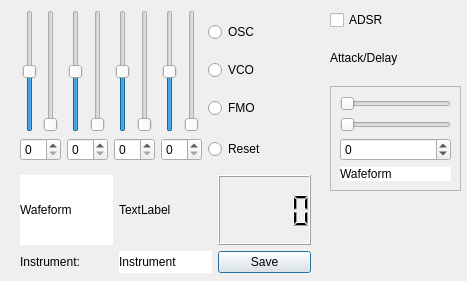
First picture: the form in OceanGUI/spectrum_dialog_class.ui, repository uglasmeyer/ocean, before the edit.
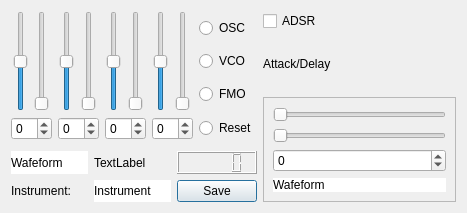
Second picture: the form after the edit.

Commit message: version 3.8.7 ADSR Waveform redesign

Diff of the .ui file:
```diff
--- a/OceanGUI/spectrum_dialog_class.ui
+++ b/OceanGUI/spectrum_dialog_class.ui
@@ -7,7 +7,7 @@
     <x>0</x>
     <y>0</y>
     <width>467</width>
-    <height>281</height>
+    <height>213</height>
    </rect>
   </property>
   <property name="palette">
@@ -455,21 +455,22 @@
   <property name="windowTitle">
    <string>Spectrum</string>
   </property>
-  <widget class="QWidget" name="gridLayoutWidget">
-   <property name="geometry">
-    <rect>
-     <x>20</x>
-     <y>10</y>
-     <width>293</width>
-     <height>151</height>
-    </rect>
-   </property>
+  <layout class="QGridLayout" name="gridLayout_4">
+   <item row="0" column="0">
    <layout class="QGridLayout" name="gridLayout">
     <item row="1" column="1">
-     <widget class="QSpinBox" name="sb_spwf2"/>
+      <widget class="QSpinBox" name="sb_spwf2">
+       <property name="wrapping">
+        <bool>true</bool>
+       </property>
+      </widget>
     </item>
     <item row="1" column="5">
-     <widget class="QSpinBox" name="sb_spwf4"/>
+      <widget class="QSpinBox" name="sb_spwf4">
+       <property name="wrapping">
+        <bool>true</bool>
+       </property>
+      </widget>
     </item>
     <item row="0" column="6">
      <layout class="QGridLayout" name="gridLayout_3">
@@ -616,22 +617,532 @@
      </layout>
     </item>
     <item row="1" column="0">
-     <widget class="QSpinBox" name="sb_spwf1"/>
+      <widget class="QSpinBox" name="sb_spwf1">
+       <property name="wrapping">
+        <bool>true</bool>
+       </property>
+      </widget>
     </item>
     <item row="1" column="4">
-     <widget class="QSpinBox" name="sb_spwf3"/>
-    </item>
-   </layout>
-  </widget>
-  <widget class="QWidget" name="gridLayoutWidget_2">
-   <property name="geometry">
-    <rect>
-     <x>20</x>
-     <y>170</y>
-     <width>291</width>
-     <height>103</height>
-    </rect>
-   </property>
+      <widget class="QSpinBox" name="sb_spwf3">
+       <property name="wrapping">
+        <bool>true</bool>
+       </property>
+      </widget>
+     </item>
+    </layout>
+   </item>
+   <item row="0" column="1" rowspan="2">
+    <layout class="QVBoxLayout" name="verticalLayout_2">
+     <item>
+      <widget class="QCheckBox" name="cb_adsr">
+       <property name="text">
+        <string>ADSR</string>
+       </property>
+      </widget>
+     </item>
+     <item>
+      <widget class="QLabel" name="label_2">
+       <property name="text">
+        <string>Attack/Delay</string>
+       </property>
+      </widget>
+     </item>
+     <item>
+      <widget class="QFrame" name="frame_2">
+       <property name="frameShape">
+        <enum>QFrame::Shape::StyledPanel</enum>
+       </property>
+       <property name="frameShadow">
+        <enum>QFrame::Shadow::Raised</enum>
+       </property>
+       <layout class="QVBoxLayout" name="verticalLayout">
+        <item>
+         <widget class="QSlider" name="hs_attack">
+          <property name="orientation">
+           <enum>Qt::Orientation::Horizontal</enum>
+          </property>
+         </widget>
+        </item>
+        <item>
+         <widget class="QSlider" name="hs_decay">
+          <property name="maximum">
+           <number>100</number>
+          </property>
+          <property name="orientation">
+           <enum>Qt::Orientation::Horizontal</enum>
+          </property>
+         </widget>
+        </item>
+        <item>
+         <widget class="QSpinBox" name="sb_adsrwf">
+          <property name="wrapping">
+           <bool>true</bool>
+          </property>
+          <property name="maximum">
+           <number>8</number>
+          </property>
+         </widget>
+        </item>
+        <item>
+         <widget class="QLabel" name="lbl_adsrwf">
+          <property name="palette">
+           <palette>
+            <active>
+             <colorrole role="WindowText">
+              <brush brushstyle="SolidPattern">
+               <color alpha="255">
+                <red>0</red>
+                <green>0</green>
+                <blue>0</blue>
+               </color>
+              </brush>
+             </colorrole>
+             <colorrole role="Button">
+              <brush brushstyle="SolidPattern">
+               <color alpha="255">
+                <red>255</red>
+                <green>255</green>
+                <blue>255</blue>
+               </color>
+              </brush>
+             </colorrole>
+             <colorrole role="Light">
+              <brush brushstyle="SolidPattern">
+               <color alpha="255">
+                <red>255</red>
+                <green>255</green>
+                <blue>255</blue>
+               </color>
+              </brush>
+             </colorrole>
+             <colorrole role="Midlight">
+              <brush brushstyle="SolidPattern">
+               <color alpha="255">
+                <red>204</red>
+                <green>224</green>
+                <blue>248</blue>
+               </color>
+              </brush>
+             </colorrole>
+             <colorrole role="Dark">
+              <brush brushstyle="SolidPattern">
+               <color alpha="255">
+                <red>76</red>
+                <green>96</green>
+                <blue>120</blue>
+               </color>
+              </brush>
+             </colorrole>
+             <colorrole role="Mid">
+              <brush brushstyle="SolidPattern">
+               <color alpha="255">
+                <red>102</red>
+                <green>129</green>
+                <blue>161</blue>
+               </color>
+              </brush>
+             </colorrole>
+             <colorrole role="Text">
+              <brush brushstyle="SolidPattern">
+               <color alpha="255">
+                <red>0</red>
+                <green>0</green>
+                <blue>0</blue>
+               </color>
+              </brush>
+             </colorrole>
+             <colorrole role="BrightText">
+              <brush brushstyle="SolidPattern">
+               <color alpha="255">
+                <red>255</red>
+                <green>255</green>
+                <blue>255</blue>
+               </color>
+              </brush>
+             </colorrole>
+             <colorrole role="ButtonText">
+              <brush brushstyle="SolidPattern">
+               <color alpha="255">
+                <red>0</red>
+                <green>0</green>
+                <blue>0</blue>
+               </color>
+              </brush>
+             </colorrole>
+             <colorrole role="Base">
+              <brush brushstyle="SolidPattern">
+               <color alpha="255">
+                <red>255</red>
+                <green>255</green>
+                <blue>255</blue>
+               </color>
+              </brush>
+             </colorrole>
+             <colorrole role="Window">
+              <brush brushstyle="SolidPattern">
+               <color alpha="255">
+                <red>255</red>
+                <green>255</green>
+                <blue>255</blue>
+               </color>
+              </brush>
+             </colorrole>
+             <colorrole role="Shadow">
+              <brush brushstyle="SolidPattern">
+               <color alpha="255">
+                <red>0</red>
+                <green>0</green>
+                <blue>0</blue>
+               </color>
+              </brush>
+             </colorrole>
+             <colorrole role="AlternateBase">
+              <brush brushstyle="SolidPattern">
+               <color alpha="255">
+                <red>204</red>
+                <green>224</green>
+                <blue>248</blue>
+               </color>
+              </brush>
+             </colorrole>
+             <colorrole role="ToolTipBase">
+              <brush brushstyle="SolidPattern">
+               <color alpha="255">
+                <red>255</red>
+                <green>255</green>
+                <blue>220</blue>
+               </color>
+              </brush>
+             </colorrole>
+             <colorrole role="ToolTipText">
+              <brush brushstyle="SolidPattern">
+               <color alpha="255">
+                <red>0</red>
+                <green>0</green>
+                <blue>0</blue>
+               </color>
+              </brush>
+             </colorrole>
+             <colorrole role="PlaceholderText">
+              <brush brushstyle="SolidPattern">
+               <color alpha="127">
+                <red>0</red>
+                <green>0</green>
+                <blue>0</blue>
+               </color>
+              </brush>
+             </colorrole>
+            </active>
+            <inactive>
+             <colorrole role="WindowText">
+              <brush brushstyle="SolidPattern">
+               <color alpha="255">
+                <red>0</red>
+                <green>0</green>
+                <blue>0</blue>
+               </color>
+              </brush>
+             </colorrole>
+             <colorrole role="Button">
+              <brush brushstyle="SolidPattern">
+               <color alpha="255">
+                <red>255</red>
+                <green>255</green>
+                <blue>255</blue>
+               </color>
+              </brush>
+             </colorrole>
+             <colorrole role="Light">
+              <brush brushstyle="SolidPattern">
+               <color alpha="255">
+                <red>255</red>
+                <green>255</green>
+                <blue>255</blue>
+               </color>
+              </brush>
+             </colorrole>
+             <colorrole role="Midlight">
+              <brush brushstyle="SolidPattern">
+               <color alpha="255">
+                <red>202</red>
+                <green>202</green>
+                <blue>202</blue>
+               </color>
+              </brush>
+             </colorrole>
+             <colorrole role="Dark">
+              <brush brushstyle="SolidPattern">
+               <color alpha="255">
+                <red>159</red>
+                <green>159</green>
+                <blue>159</blue>
+               </color>
+              </brush>
+             </colorrole>
+             <colorrole role="Mid">
+              <brush brushstyle="SolidPattern">
+               <color alpha="255">
+                <red>184</red>
+                <green>184</green>
+                <blue>184</blue>
+               </color>
+              </brush>
+             </colorrole>
+             <colorrole role="Text">
+              <brush brushstyle="SolidPattern">
+               <color alpha="255">
+                <red>0</red>
+                <green>0</green>
+                <blue>0</blue>
+               </color>
+              </brush>
+             </colorrole>
+             <colorrole role="BrightText">
+              <brush brushstyle="SolidPattern">
+               <color alpha="255">
+                <red>255</red>
+                <green>255</green>
+                <blue>255</blue>
+               </color>
+              </brush>
+             </colorrole>
+             <colorrole role="ButtonText">
+              <brush brushstyle="SolidPattern">
+               <color alpha="255">
+                <red>0</red>
+                <green>0</green>
+                <blue>0</blue>
+               </color>
+              </brush>
+             </colorrole>
+             <colorrole role="Base">
+              <brush brushstyle="SolidPattern">
+               <color alpha="255">
+                <red>255</red>
+                <green>255</green>
+                <blue>255</blue>
+               </color>
+              </brush>
+             </colorrole>
+             <colorrole role="Window">
+              <brush brushstyle="SolidPattern">
+               <color alpha="255">
+                <red>255</red>
+                <green>255</green>
+                <blue>255</blue>
+               </color>
+              </brush>
+             </colorrole>
+             <colorrole role="Shadow">
+              <brush brushstyle="SolidPattern">
+               <color alpha="255">
+                <red>118</red>
+                <green>118</green>
+                <blue>118</blue>
+               </color>
+              </brush>
+             </colorrole>
+             <colorrole role="AlternateBase">
+              <brush brushstyle="SolidPattern">
+               <color alpha="255">
+                <red>247</red>
+                <green>247</green>
+                <blue>247</blue>
+               </color>
+              </brush>
+             </colorrole>
+             <colorrole role="ToolTipBase">
+              <brush brushstyle="SolidPattern">
+               <color alpha="255">
+                <red>255</red>
+                <green>255</green>
+                <blue>220</blue>
+               </color>
+              </brush>
+             </colorrole>
+             <colorrole role="ToolTipText">
+              <brush brushstyle="SolidPattern">
+               <color alpha="255">
+                <red>0</red>
+                <green>0</green>
+                <blue>0</blue>
+               </color>
+              </brush>
+             </colorrole>
+             <colorrole role="PlaceholderText">
+              <brush brushstyle="SolidPattern">
+               <color alpha="128">
+                <red>0</red>
+                <green>0</green>
+                <blue>0</blue>
+               </color>
+              </brush>
+             </colorrole>
+            </inactive>
+            <disabled>
+             <colorrole role="WindowText">
+              <brush brushstyle="SolidPattern">
+               <color alpha="255">
+                <red>76</red>
+                <green>96</green>
+                <blue>120</blue>
+               </color>
+              </brush>
+             </colorrole>
+             <colorrole role="Button">
+              <brush brushstyle="SolidPattern">
+               <color alpha="255">
+                <red>255</red>
+                <green>255</green>
+                <blue>255</blue>
+               </color>
+              </brush>
+             </colorrole>
+             <colorrole role="Light">
+              <brush brushstyle="SolidPattern">
+               <color alpha="255">
+                <red>255</red>
+                <green>255</green>
+                <blue>255</blue>
+               </color>
+              </brush>
+             </colorrole>
+             <colorrole role="Midlight">
+              <brush brushstyle="SolidPattern">
+               <color alpha="255">
+                <red>204</red>
+                <green>224</green>
+                <blue>248</blue>
+               </color>
+              </brush>
+             </colorrole>
+             <colorrole role="Dark">
+              <brush brushstyle="SolidPattern">
+               <color alpha="255">
+                <red>76</red>
+                <green>96</green>
+                <blue>120</blue>
+               </color>
+              </brush>
+             </colorrole>
+             <colorrole role="Mid">
+              <brush brushstyle="SolidPattern">
+               <color alpha="255">
+                <red>102</red>
+                <green>129</green>
+                <blue>161</blue>
+               </color>
+              </brush>
+             </colorrole>
+             <colorrole role="Text">
+              <brush brushstyle="SolidPattern">
+               <color alpha="255">
+                <red>76</red>
+                <green>96</green>
+                <blue>120</blue>
+               </color>
+              </brush>
+             </colorrole>
+             <colorrole role="BrightText">
+              <brush brushstyle="SolidPattern">
+               <color alpha="255">
+                <red>255</red>
+                <green>255</green>
+                <blue>255</blue>
+               </color>
+              </brush>
+             </colorrole>
+             <colorrole role="ButtonText">
+              <brush brushstyle="SolidPattern">
+               <color alpha="255">
+                <red>76</red>
+                <green>96</green>
+                <blue>120</blue>
+               </color>
+              </brush>
+             </colorrole>
+             <colorrole role="Base">
+              <brush brushstyle="SolidPattern">
+               <color alpha="255">
+                <red>255</red>
+                <green>255</green>
+                <blue>255</blue>
+               </color>
+              </brush>
+             </colorrole>
+             <colorrole role="Window">
+              <brush brushstyle="SolidPattern">
+               <color alpha="255">
+                <red>255</red>
+                <green>255</green>
+                <blue>255</blue>
+               </color>
+              </brush>
+             </colorrole>
+             <colorrole role="Shadow">
+              <brush brushstyle="SolidPattern">
+               <color alpha="255">
+                <red>177</red>
+                <green>177</green>
+                <blue>177</blue>
+               </color>
+              </brush>
+             </colorrole>
+             <colorrole role="AlternateBase">
+              <brush brushstyle="SolidPattern">
+               <color alpha="255">
+                <red>247</red>
+                <green>247</green>
+                <blue>247</blue>
+               </color>
+              </brush>
+             </colorrole>
+             <colorrole role="ToolTipBase">
+              <brush brushstyle="SolidPattern">
+               <color alpha="255">
+                <red>255</red>
+                <green>255</green>
+                <blue>220</blue>
+               </color>
+              </brush>
+             </colorrole>
+             <colorrole role="ToolTipText">
+              <brush brushstyle="SolidPattern">
+               <color alpha="255">
+                <red>0</red>
+                <green>0</green>
+                <blue>0</blue>
+               </color>
+              </brush>
+             </colorrole>
+             <colorrole role="PlaceholderText">
+              <brush brushstyle="SolidPattern">
+               <color alpha="128">
+                <red>0</red>
+                <green>0</green>
+                <blue>0</blue>
+               </color>
+              </brush>
+             </colorrole>
+            </disabled>
+           </palette>
+          </property>
+          <property name="styleSheet">
+           <string notr="true">background-color: rgb(255, 255, 255);
+font: 700 11pt &quot;Ubuntu&quot;;</string>
+          </property>
+          <property name="text">
+           <string>Wafeform</string>
+          </property>
+         </widget>
+        </item>
+       </layout>
+      </widget>
+     </item>
+    </layout>
+   </item>
+   <item row="1" column="0">
    <layout class="QGridLayout" name="gridLayout_2">
     <item row="2" column="1">
      <widget class="QLabel" name="lbl_instrument">
@@ -1141,525 +1652,8 @@
      </spacer>
     </item>
    </layout>
-  </widget>
-  <widget class="QWidget" name="verticalLayoutWidget">
-   <property name="geometry">
-    <rect>
-     <x>330</x>
-     <y>10</y>
-     <width>131</width>
-     <height>181</height>
-    </rect>
-   </property>
-   <layout class="QVBoxLayout" name="verticalLayout_2">
-    <item>
-     <widget class="QCheckBox" name="cb_adsr">
-      <property name="text">
-       <string>ADSR</string>
-      </property>
-     </widget>
-    </item>
-    <item>
-     <widget class="QLabel" name="label_2">
-      <property name="text">
-       <string>Attack/Delay</string>
-      </property>
-     </widget>
-    </item>
-    <item>
-     <widget class="QFrame" name="frame_2">
-      <property name="frameShape">
-       <enum>QFrame::Shape::StyledPanel</enum>
-      </property>
-      <property name="frameShadow">
-       <enum>QFrame::Shadow::Raised</enum>
-      </property>
-      <layout class="QVBoxLayout" name="verticalLayout">
-       <item>
-        <widget class="QSlider" name="hs_attack">
-         <property name="orientation">
-          <enum>Qt::Orientation::Horizontal</enum>
-         </property>
-        </widget>
-       </item>
-       <item>
-        <widget class="QSlider" name="hs_decay">
-         <property name="maximum">
-          <number>100</number>
-         </property>
-         <property name="orientation">
-          <enum>Qt::Orientation::Horizontal</enum>
-         </property>
-        </widget>
-       </item>
-       <item>
-        <widget class="QSpinBox" name="sb_adsrwf">
-         <property name="wrapping">
-          <bool>true</bool>
-         </property>
-         <property name="maximum">
-          <number>8</number>
-         </property>
-        </widget>
-       </item>
-       <item>
-        <widget class="QLabel" name="lbl_adsrwf">
-         <property name="palette">
-          <palette>
-           <active>
-            <colorrole role="WindowText">
-             <brush brushstyle="SolidPattern">
-              <color alpha="255">
-               <red>0</red>
-               <green>0</green>
-               <blue>0</blue>
-              </color>
-             </brush>
-            </colorrole>
-            <colorrole role="Button">
-             <brush brushstyle="SolidPattern">
-              <color alpha="255">
-               <red>255</red>
-               <green>255</green>
-               <blue>255</blue>
-              </color>
-             </brush>
-            </colorrole>
-            <colorrole role="Light">
-             <brush brushstyle="SolidPattern">
-              <color alpha="255">
-               <red>255</red>
-               <green>255</green>
-               <blue>255</blue>
-              </color>
-             </brush>
-            </colorrole>
-            <colorrole role="Midlight">
-             <brush brushstyle="SolidPattern">
-              <color alpha="255">
-               <red>204</red>
-               <green>224</green>
-               <blue>248</blue>
-              </color>
-             </brush>
-            </colorrole>
-            <colorrole role="Dark">
-             <brush brushstyle="SolidPattern">
-              <color alpha="255">
-               <red>76</red>
-               <green>96</green>
-               <blue>120</blue>
-              </color>
-             </brush>
-            </colorrole>
-            <colorrole role="Mid">
-             <brush brushstyle="SolidPattern">
-              <color alpha="255">
-               <red>102</red>
-               <green>129</green>
-               <blue>161</blue>
-              </color>
-             </brush>
-            </colorrole>
-            <colorrole role="Text">
-             <brush brushstyle="SolidPattern">
-              <color alpha="255">
-               <red>0</red>
-               <green>0</green>
-               <blue>0</blue>
-              </color>
-             </brush>
-            </colorrole>
-            <colorrole role="BrightText">
-             <brush brushstyle="SolidPattern">
-              <color alpha="255">
-               <red>255</red>
-               <green>255</green>
-               <blue>255</blue>
-              </color>
-             </brush>
-            </colorrole>
-            <colorrole role="ButtonText">
-             <brush brushstyle="SolidPattern">
-              <color alpha="255">
-               <red>0</red>
-               <green>0</green>
-               <blue>0</blue>
-              </color>
-             </brush>
-            </colorrole>
-            <colorrole role="Base">
-             <brush brushstyle="SolidPattern">
-              <color alpha="255">
-               <red>255</red>
-               <green>255</green>
-               <blue>255</blue>
-              </color>
-             </brush>
-            </colorrole>
-            <colorrole role="Window">
-             <brush brushstyle="SolidPattern">
-              <color alpha="255">
-               <red>255</red>
-               <green>255</green>
-               <blue>255</blue>
-              </color>
-             </brush>
-            </colorrole>
-            <colorrole role="Shadow">
-             <brush brushstyle="SolidPattern">
-              <color alpha="255">
-               <red>0</red>
-               <green>0</green>
-               <blue>0</blue>
-              </color>
-             </brush>
-            </colorrole>
-            <colorrole role="AlternateBase">
-             <brush brushstyle="SolidPattern">
-              <color alpha="255">
-               <red>204</red>
-               <green>224</green>
-               <blue>248</blue>
-              </color>
-             </brush>
-            </colorrole>
-            <colorrole role="ToolTipBase">
-             <brush brushstyle="SolidPattern">
-              <color alpha="255">
-               <red>255</red>
-               <green>255</green>
-               <blue>220</blue>
-              </color>
-             </brush>
-            </colorrole>
-            <colorrole role="ToolTipText">
-             <brush brushstyle="SolidPattern">
-              <color alpha="255">
-               <red>0</red>
-               <green>0</green>
-               <blue>0</blue>
-              </color>
-             </brush>
-            </colorrole>
-            <colorrole role="PlaceholderText">
-             <brush brushstyle="SolidPattern">
-              <color alpha="127">
-               <red>0</red>
-               <green>0</green>
-               <blue>0</blue>
-              </color>
-             </brush>
-            </colorrole>
-           </active>
-           <inactive>
-            <colorrole role="WindowText">
-             <brush brushstyle="SolidPattern">
-              <color alpha="255">
-               <red>0</red>
-               <green>0</green>
-               <blue>0</blue>
-              </color>
-             </brush>
-            </colorrole>
-            <colorrole role="Button">
-             <brush brushstyle="SolidPattern">
-              <color alpha="255">
-               <red>255</red>
-               <green>255</green>
-               <blue>255</blue>
-              </color>
-             </brush>
-            </colorrole>
-            <colorrole role="Light">
-             <brush brushstyle="SolidPattern">
-              <color alpha="255">
-               <red>255</red>
-               <green>255</green>
-               <blue>255</blue>
-              </color>
-             </brush>
-            </colorrole>
-            <colorrole role="Midlight">
-             <brush brushstyle="SolidPattern">
-              <color alpha="255">
-               <red>202</red>
-               <green>202</green>
-               <blue>202</blue>
-              </color>
-             </brush>
-            </colorrole>
-            <colorrole role="Dark">
-             <brush brushstyle="SolidPattern">
-              <color alpha="255">
-               <red>159</red>
-               <green>159</green>
-               <blue>159</blue>
-              </color>
-             </brush>
-            </colorrole>
-            <colorrole role="Mid">
-             <brush brushstyle="SolidPattern">
-              <color alpha="255">
-               <red>184</red>
-               <green>184</green>
-               <blue>184</blue>
-              </color>
-             </brush>
-            </colorrole>
-            <colorrole role="Text">
-             <brush brushstyle="SolidPattern">
-              <color alpha="255">
-               <red>0</red>
-               <green>0</green>
-               <blue>0</blue>
-              </color>
-             </brush>
-            </colorrole>
-            <colorrole role="BrightText">
-             <brush brushstyle="SolidPattern">
-              <color alpha="255">
-               <red>255</red>
-               <green>255</green>
-               <blue>255</blue>
-              </color>
-             </brush>
-            </colorrole>
-            <colorrole role="ButtonText">
-             <brush brushstyle="SolidPattern">
-              <color alpha="255">
-               <red>0</red>
-               <green>0</green>
-               <blue>0</blue>
-              </color>
-             </brush>
-            </colorrole>
-            <colorrole role="Base">
-             <brush brushstyle="SolidPattern">
-              <color alpha="255">
-               <red>255</red>
-               <green>255</green>
-               <blue>255</blue>
-              </color>
-             </brush>
-            </colorrole>
-            <colorrole role="Window">
-             <brush brushstyle="SolidPattern">
-              <color alpha="255">
-               <red>255</red>
-               <green>255</green>
-               <blue>255</blue>
-              </color>
-             </brush>
-            </colorrole>
-            <colorrole role="Shadow">
-             <brush brushstyle="SolidPattern">
-              <color alpha="255">
-               <red>118</red>
-               <green>118</green>
-               <blue>118</blue>
-              </color>
-             </brush>
-            </colorrole>
-            <colorrole role="AlternateBase">
-             <brush brushstyle="SolidPattern">
-              <color alpha="255">
-               <red>247</red>
-               <green>247</green>
-               <blue>247</blue>
-              </color>
-             </brush>
-            </colorrole>
-            <colorrole role="ToolTipBase">
-             <brush brushstyle="SolidPattern">
-              <color alpha="255">
-               <red>255</red>
-               <green>255</green>
-               <blue>220</blue>
-              </color>
-             </brush>
-            </colorrole>
-            <colorrole role="ToolTipText">
-             <brush brushstyle="SolidPattern">
-              <color alpha="255">
-               <red>0</red>
-               <green>0</green>
-               <blue>0</blue>
-              </color>
-             </brush>
-            </colorrole>
-            <colorrole role="PlaceholderText">
-             <brush brushstyle="SolidPattern">
-              <color alpha="128">
-               <red>0</red>
-               <green>0</green>
-               <blue>0</blue>
-              </color>
-             </brush>
-            </colorrole>
-           </inactive>
-           <disabled>
-            <colorrole role="WindowText">
-             <brush brushstyle="SolidPattern">
-              <color alpha="255">
-               <red>76</red>
-               <green>96</green>
-               <blue>120</blue>
-              </color>
-             </brush>
-            </colorrole>
-            <colorrole role="Button">
-             <brush brushstyle="SolidPattern">
-              <color alpha="255">
-               <red>255</red>
-               <green>255</green>
-               <blue>255</blue>
-              </color>
-             </brush>
-            </colorrole>
-            <colorrole role="Light">
-             <brush brushstyle="SolidPattern">
-              <color alpha="255">
-               <red>255</red>
-               <green>255</green>
-               <blue>255</blue>
-              </color>
-             </brush>
-            </colorrole>
-            <colorrole role="Midlight">
-             <brush brushstyle="SolidPattern">
-              <color alpha="255">
-               <red>204</red>
-               <green>224</green>
-               <blue>248</blue>
-              </color>
-             </brush>
-            </colorrole>
-            <colorrole role="Dark">
-             <brush brushstyle="SolidPattern">
-              <color alpha="255">
-               <red>76</red>
-               <green>96</green>
-               <blue>120</blue>
-              </color>
-             </brush>
-            </colorrole>
-            <colorrole role="Mid">
-             <brush brushstyle="SolidPattern">
-              <color alpha="255">
-               <red>102</red>
-               <green>129</green>
-               <blue>161</blue>
-              </color>
-             </brush>
-            </colorrole>
-            <colorrole role="Text">
-             <brush brushstyle="SolidPattern">
-              <color alpha="255">
-               <red>76</red>
-               <green>96</green>
-               <blue>120</blue>
-              </color>
-             </brush>
-            </colorrole>
-            <colorrole role="BrightText">
-             <brush brushstyle="SolidPattern">
-              <color alpha="255">
-               <red>255</red>
-               <green>255</green>
-               <blue>255</blue>
-              </color>
-             </brush>
-            </colorrole>
-            <colorrole role="ButtonText">
-             <brush brushstyle="SolidPattern">
-              <color alpha="255">
-               <red>76</red>
-               <green>96</green>
-               <blue>120</blue>
-              </color>
-             </brush>
-            </colorrole>
-            <colorrole role="Base">
-             <brush brushstyle="SolidPattern">
-              <color alpha="255">
-               <red>255</red>
-               <green>255</green>
-               <blue>255</blue>
-              </color>
-             </brush>
-            </colorrole>
-            <colorrole role="Window">
-             <brush brushstyle="SolidPattern">
-              <color alpha="255">
-               <red>255</red>
-               <green>255</green>
-               <blue>255</blue>
-              </color>
-             </brush>
-            </colorrole>
-            <colorrole role="Shadow">
-             <brush brushstyle="SolidPattern">
-              <color alpha="255">
-               <red>177</red>
-               <green>177</green>
-               <blue>177</blue>
-              </color>
-             </brush>
-            </colorrole>
-            <colorrole role="AlternateBase">
-             <brush brushstyle="SolidPattern">
-              <color alpha="255">
-               <red>247</red>
-               <green>247</green>
-               <blue>247</blue>
-              </color>
-             </brush>
-            </colorrole>
-            <colorrole role="ToolTipBase">
-             <brush brushstyle="SolidPattern">
-              <color alpha="255">
-               <red>255</red>
-               <green>255</green>
-               <blue>220</blue>
-              </color>
-             </brush>
-            </colorrole>
-            <colorrole role="ToolTipText">
-             <brush brushstyle="SolidPattern">
-              <color alpha="255">
-               <red>0</red>
-               <green>0</green>
-               <blue>0</blue>
-              </color>
-             </brush>
-            </colorrole>
-            <colorrole role="PlaceholderText">
-             <brush brushstyle="SolidPattern">
-              <color alpha="128">
-               <red>0</red>
-               <green>0</green>
-               <blue>0</blue>
-              </color>
-             </brush>
-            </colorrole>
-           </disabled>
-          </palette>
-         </property>
-         <property name="styleSheet">
-          <string notr="true">background-color: rgb(255, 255, 255);
-font: 700 11pt &quot;Ubuntu&quot;;</string>
-         </property>
-         <property name="text">
-          <string>Wafeform</string>
-         </property>
-        </widget>
-       </item>
-      </layout>
-     </widget>
-    </item>
-   </layout>
-  </widget>
+   </item>
+  </layout>
  </widget>
  <resources/>
  <connections/>
```
Lines whose indentation alone changed are shown as unchanged. The commit also changes 40 other files.
